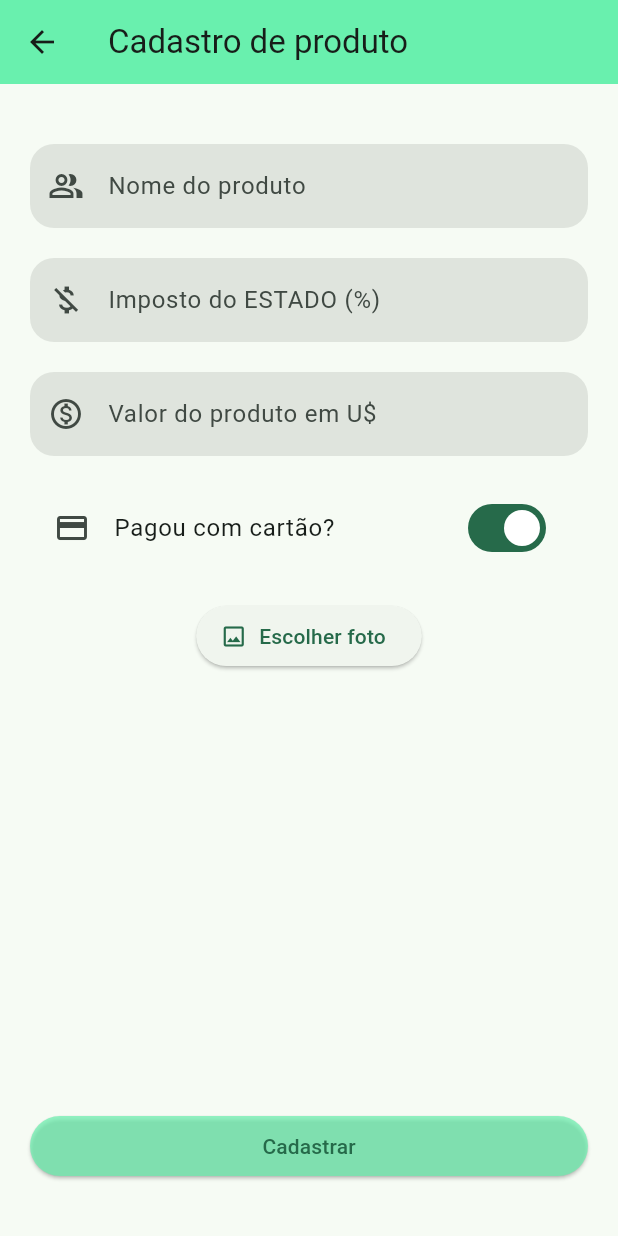
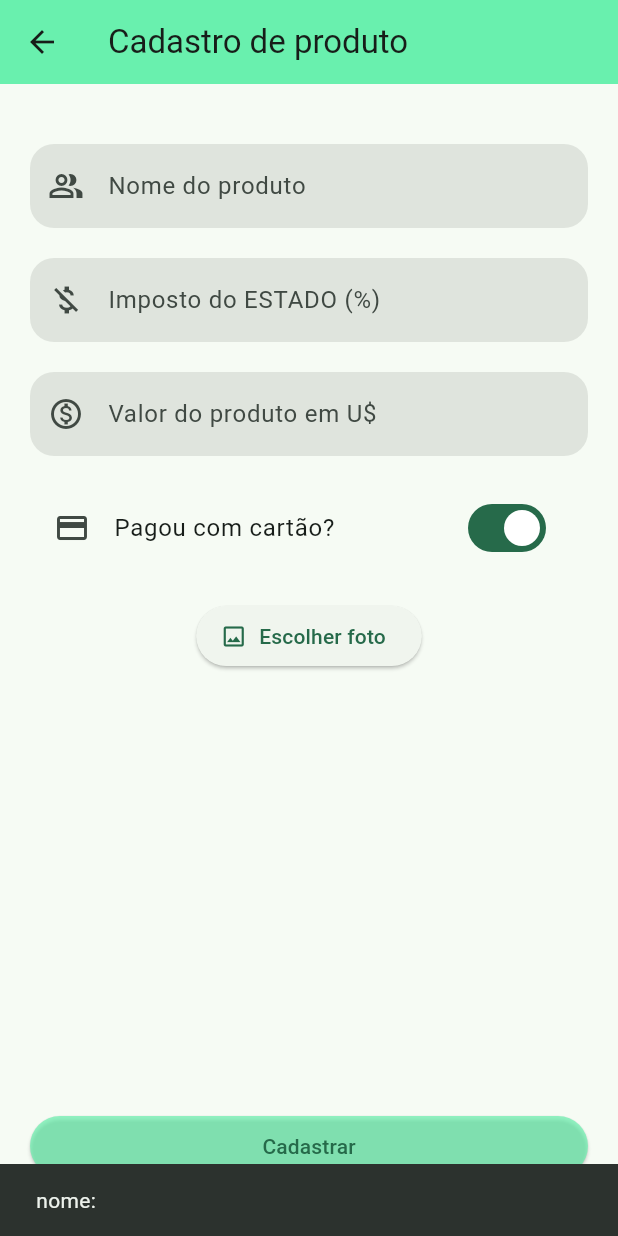
Before and after one commit to nandabalassoni/MBAFlutterApp, a Flutter app: the ShoppingFormScreen screen opened directly, after a tap on "Cadastrar", on a phone screen of 412 x 824 dp. Run offline on Flutter 3.47's test engine with Material 3 defaults, Android fonts, the phone set to English and light mode, and no system bars; our stand-ins replace shared_preferences; accounts and stored records are empty.

Commit message:
Updated shopping_form_screen to save data to sharedPreferences

```diff
--- a/lib/form/shopping_form_screen.dart
+++ b/lib/form/shopping_form_screen.dart
@@ -1,10 +1,41 @@
 import 'package:flutter/material.dart';
+import 'package:shared_preferences/shared_preferences.dart';
 
-class ShoppingFormScreen extends StatelessWidget {
+class ShoppingFormScreen extends StatefulWidget {
 
   ShoppingFormScreen({super.key});
 
+  @override
+  _ShoppingFormScreenState createState() => _ShoppingFormScreenState();
+
+}
+
+class _ShoppingFormScreenState extends State<ShoppingFormScreen>{
+
+  final _nameController = TextEditingController();
+  final _taxController= TextEditingController();
+  final _dollarPriceController = TextEditingController();
+
   bool pagouComCartao = true;
+
+  void _saveData() async {
+    try{
+      final prefs = await SharedPreferences.getInstance();
+      await prefs.setString('name', _nameController.text);
+      await prefs.setString('tax', _taxController.text);
+      await prefs.setString('dollarPrice', _dollarPriceController.text);
+      String nome = prefs.getString('name') ?? "null";
+      ScaffoldMessenger.of(context).showSnackBar(
+          SnackBar(content: Text('nome: $nome'))
+      );
+    }
+    catch(error){
+      ScaffoldMessenger.of(context).showSnackBar(
+          SnackBar(content: Text('error saving'))
+      );
+    }
+
+  }
 
   @override
   Widget build(BuildContext context) {
@@ -18,6 +49,7 @@ class ShoppingFormScreen extends StatelessWidget {
           Container(
             margin: EdgeInsets.only(left: 20, top: 40, right: 20),
             child: TextField(
+                controller: _nameController,
                 decoration: InputDecoration(
                   filled: true,
                   labelText: 'Nome do produto',
@@ -34,6 +66,7 @@ class ShoppingFormScreen extends StatelessWidget {
           Container(
             margin: EdgeInsets.only(left: 20, top: 20, right: 20),
             child: TextField(
+              controller: _taxController,
               decoration: InputDecoration(
                 filled: true,
                 labelText: 'Imposto do ESTADO (%)',
@@ -50,6 +83,7 @@ class ShoppingFormScreen extends StatelessWidget {
           Container(
             margin: EdgeInsets.only(left: 20, top: 20, right: 20),
             child: TextField(
+              controller: _dollarPriceController,
               decoration: InputDecoration(
                 filled: true,
                 labelText: 'Valor do produto em U\$',
@@ -83,7 +117,7 @@ class ShoppingFormScreen extends StatelessWidget {
           Container(
             margin: EdgeInsets.only(left: 20, top: 20, right: 20),
             child: ElevatedButton.icon(
-              onPressed: () {},
+              onPressed: (){},
               icon: Icon(Icons.image_outlined),
               label: Text(
                 'Escolher foto',
@@ -100,7 +134,9 @@ class ShoppingFormScreen extends StatelessWidget {
               height: 40,
               child:
               ElevatedButton(
-                  onPressed: () {},
+                  onPressed: (){
+                    _saveData();
+                    },
                   child: Text('Cadastrar'),
                   style: TextButton.styleFrom(
                     backgroundColor: Colors.greenAccent.withOpacity(0.7),
```
Also changed, not shown: 1 other file.
